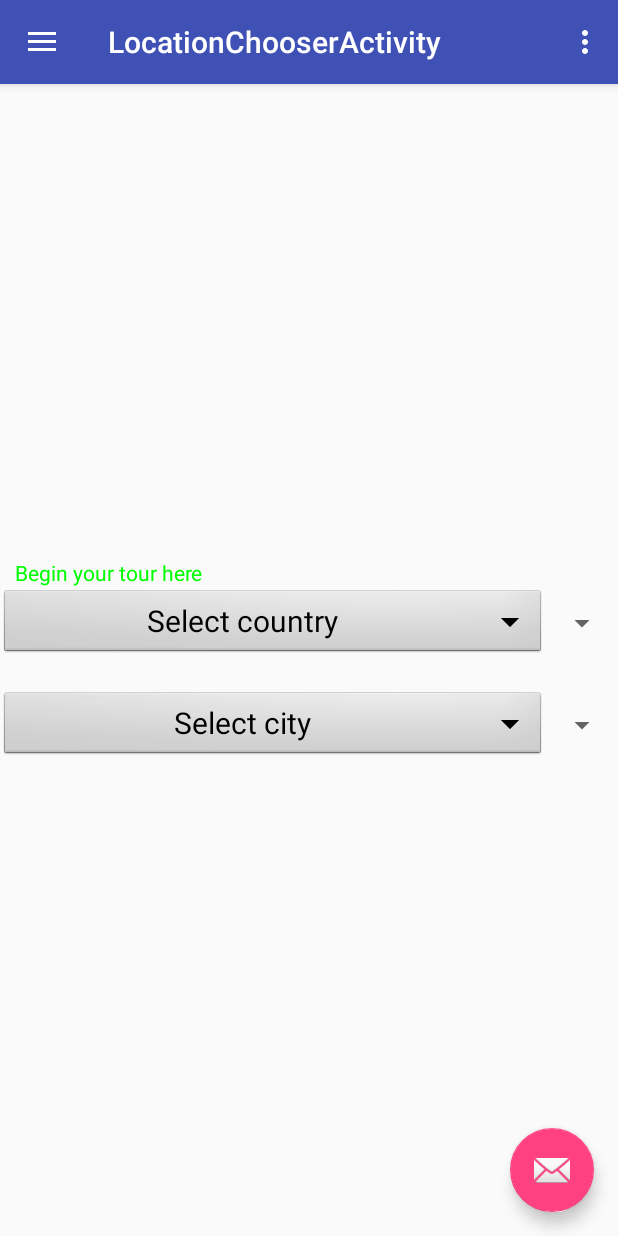
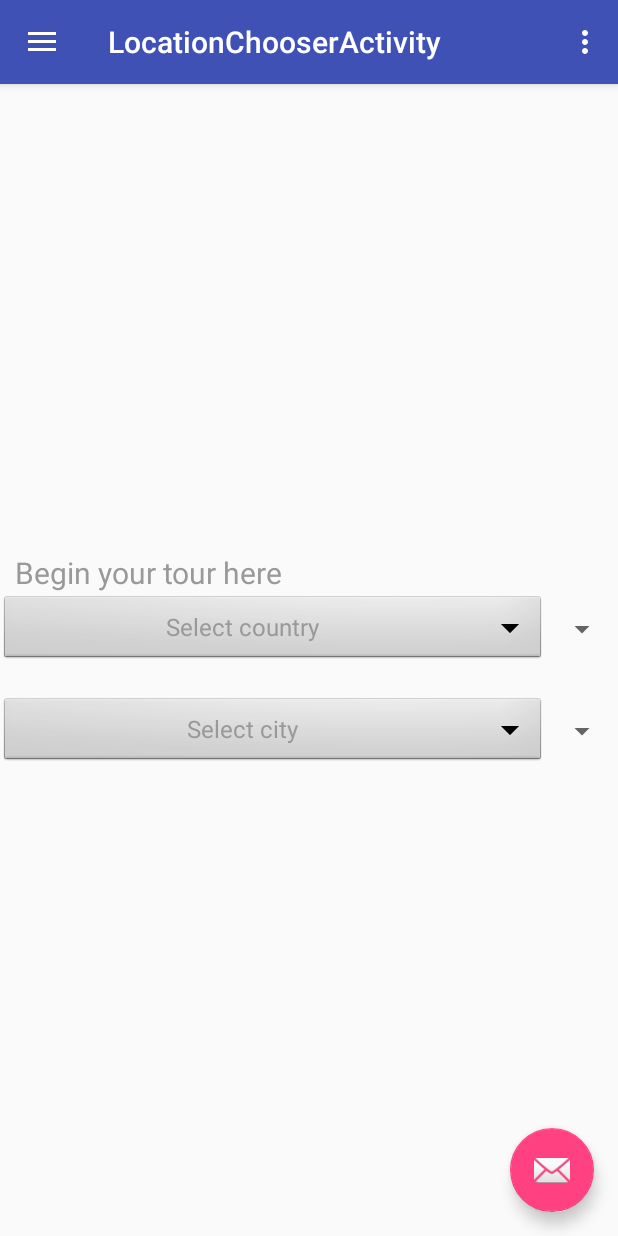
Before and after one commit to appcoreopc/miacucinaDroid, an Android app: the screen it shows after launch (LocationChooserActivity), on a phone screen of 412 x 824 dp. Run offline under Robolectric (Android 15) with nearby library versions, the phone set to English and light mode, and no system bars.

Commit message:
theme - end up using style

```diff
--- a/app/src/main/res/layout/content_location_chooser.xml
+++ b/app/src/main/res/layout/content_location_chooser.xml
@@ -15,6 +15,7 @@
         android:layout_width="match_parent"
         android:layout_height="wrap_content"
         android:text="@string/choose_contry"
+        style="@style/TextViewTitle"
         android:paddingLeft="10dp"
         />
 
--- a/app/src/main/res/values/colors.xml
+++ b/app/src/main/res/values/colors.xml
@@ -7,4 +7,6 @@
 
     <color name="year">#999999</color>
     <color name="title">#222222</color>
+
+    <color name="defaultText">#999999</color>
 </resources>
--- a/app/src/main/res/values/dimens.xml
+++ b/app/src/main/res/values/dimens.xml
@@ -5,4 +5,6 @@
     <dimen name="nav_header_vertical_spacing">16dp</dimen>
     <dimen name="nav_header_height">160dp</dimen>
     <dimen name="fab_margin">16dp</dimen>
+    <dimen name="textDefault">16sp</dimen>
+    <dimen name="textTitleDefault">24sp</dimen>
 </resources>
--- a/app/src/main/res/values/styles.xml
+++ b/app/src/main/res/values/styles.xml
@@ -12,7 +12,7 @@
     <style name="AppTheme.NoActionBar">
         <item name="windowActionBar">false</item>
         <item name="windowNoTitle">true</item>
-        <item name="android:textViewStyle">@style/Widget.TextView.Custom</item>
+        <item name="android:textViewStyle">@style/Widget.TextView.Default</item>
         <item name="android:spinnerItemStyle">@style/Widget.Spinner.Custom</item>
     </style>
 
@@ -20,13 +20,17 @@
 
     <style name="AppTheme.PopupOverlay" parent="ThemeOverlay.AppCompat.Light" />
 
-    <style name="Widget.TextView.Custom" parent="android:Widget.TextView">
-        <item name="android:textColor">#00FF00</item>
+    <style name="Widget.TextView.Default" parent="android:Widget.TextView">
+        <item name="android:textColor">@color/defaultText</item>
+    </style>
+
+    <style name="TextViewTitle" parent="android:Widget.TextView">
+        <item name="android:textSize">20sp</item>
     </style>
 
     <style name="Widget.Spinner.Custom" parent="android:Widget.Spinner">
-        <item name="android:textColor">#000</item>
-        <item name="android:textSize">20sp</item>
+        <item name="android:textColor">@color/defaultText</item>
+        <item name="android:textSize">@dimen/textDefault</item>
     </style>
 
 </resources>
```
